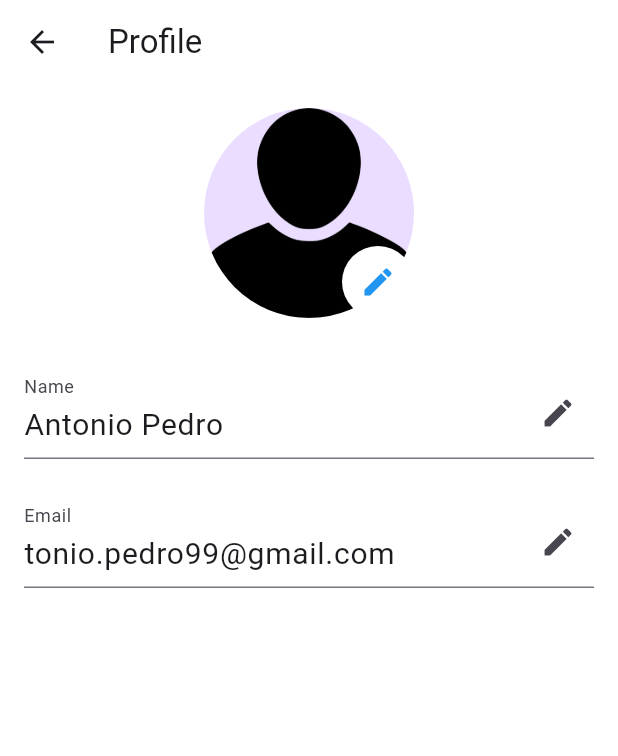
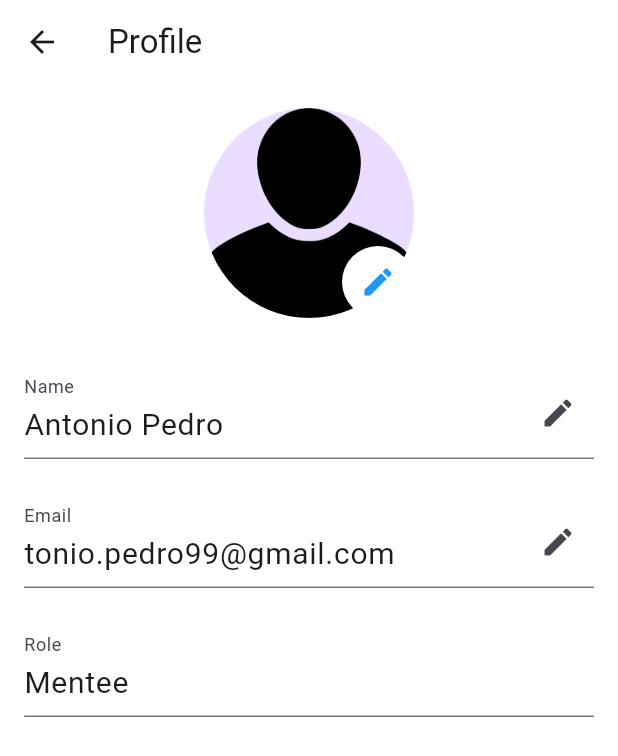
Before and after one commit to antonio-pedro99/iiitd_mentorship, a Flutter app: the ProfileScreen screen opened by its route, after a tap on the "edit" icon, on a phone screen of 412 x 824 dp. Shown: the top 756 px of the screen. Run offline on Flutter 3.47's test engine with Material 2 defaults, Android fonts, the phone set to English and light mode, and no system bars; our stand-ins replace bloc, firebase_auth, firebase_core, flutter_bloc, image_picker, syncfusion_flutter_calendar; accounts and stored records are empty.

Commit message:
dev  <-- profile and profile branch closed

```diff
--- a/lib/app/views/screens/profile/profile.dart
+++ b/lib/app/views/screens/profile/profile.dart
@@ -1,4 +1,7 @@
 import 'package:flutter/material.dart';
+import 'package:image_picker/image_picker.dart'; // Import the image_picker package
+import 'dart:io';
+
 
 class ProfileScreen extends StatefulWidget {
   const ProfileScreen({super.key});
@@ -13,6 +16,8 @@ class _ProfileScreenState extends State<ProfileScreen> {
   late TextEditingController _nameController;
   late TextEditingController _emailController;
   final _formKey = GlobalKey<FormState>(); // Add a key for the form
+  XFile? _profileImage; // XFile for picked image
+  final ImagePicker _picker = ImagePicker(); // Instantiate it
 
   @override
   void initState() {
@@ -53,6 +58,19 @@ class _ProfileScreenState extends State<ProfileScreen> {
     }
   }
 
+  Future<void> _pickImage() async {
+    try {
+      final pickedFile = await _picker.pickImage(source: ImageSource.gallery);
+      if (pickedFile != null) {
+        setState(() {
+          _profileImage = pickedFile;
+        });
+      }
+    } catch (e) {
+      // Handle any errors
+    }
+  }
+
   @override
   Widget build(BuildContext context) {
     return Scaffold(
@@ -77,19 +95,18 @@ class _ProfileScreenState extends State<ProfileScreen> {
                 children: [
                   CircleAvatar(
                     radius: 70, // Increased radius for a larger profile picture
-                    backgroundImage: AssetImage('assets/profile_image.png'),
+                    backgroundImage: _profileImage != null
+                        ? FileImage(File(_profileImage!.path)) as ImageProvider<Object> // Display the picked image
+                        : AssetImage('assets/profile_image.png') as ImageProvider<Object>,
                   ),
                   Container(
                     decoration: BoxDecoration(
-                      color: Colors
-                          .white, // A white background to ensure visibility
+                      color: Colors.white, // A white background to ensure visibility
                       shape: BoxShape.circle,
                     ),
                     child: IconButton(
                       icon: Icon(Icons.edit, color: Colors.blue),
-                      onPressed: () {
-                        // Placeholder for functionality to change profile picture
-                      },
+                      onPressed: _pickImage, // Call the image picking function
                     ),
                   ),
                 ],
@@ -139,6 +156,15 @@ class _ProfileScreenState extends State<ProfileScreen> {
                   return null;
                 },
               ),
+              SizedBox(height: 24), // Keep consistent spacing between the fields
+              TextFormField(
+                initialValue: 'Mentee', // Set the initial value to 'Mentee'
+                decoration: InputDecoration(
+                  labelText: 'Role',
+                ),
+                readOnly: true, // Make it read-only
+                style: TextStyle(fontSize: 20), // Keep the font size consistent
+              ),
             ],
           ),
         ),
--- a/pubspec.yaml
+++ b/pubspec.yaml
@@ -31,6 +31,7 @@ dependencies:
   flutter:
     sdk: flutter
   syncfusion_flutter_calendar: 23.1.43
+  image_picker: 1.0.4
 
 
   # The following adds the Cupertino Icons font to your application.
```
Also changed, not shown: pubspec.lock.
